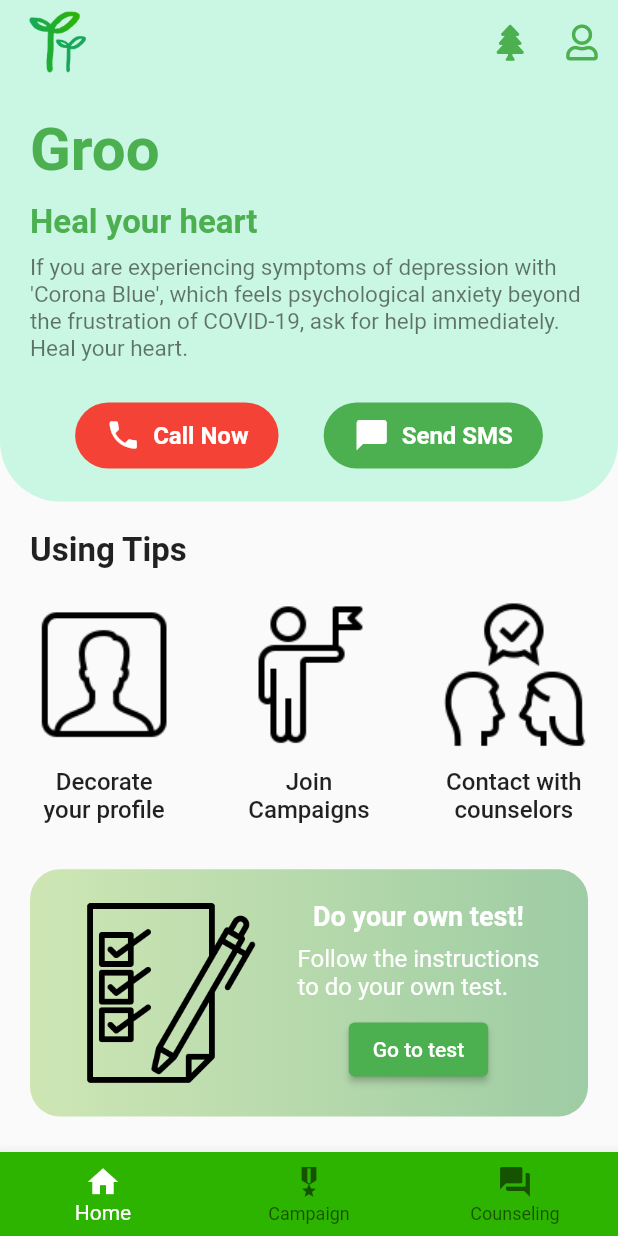
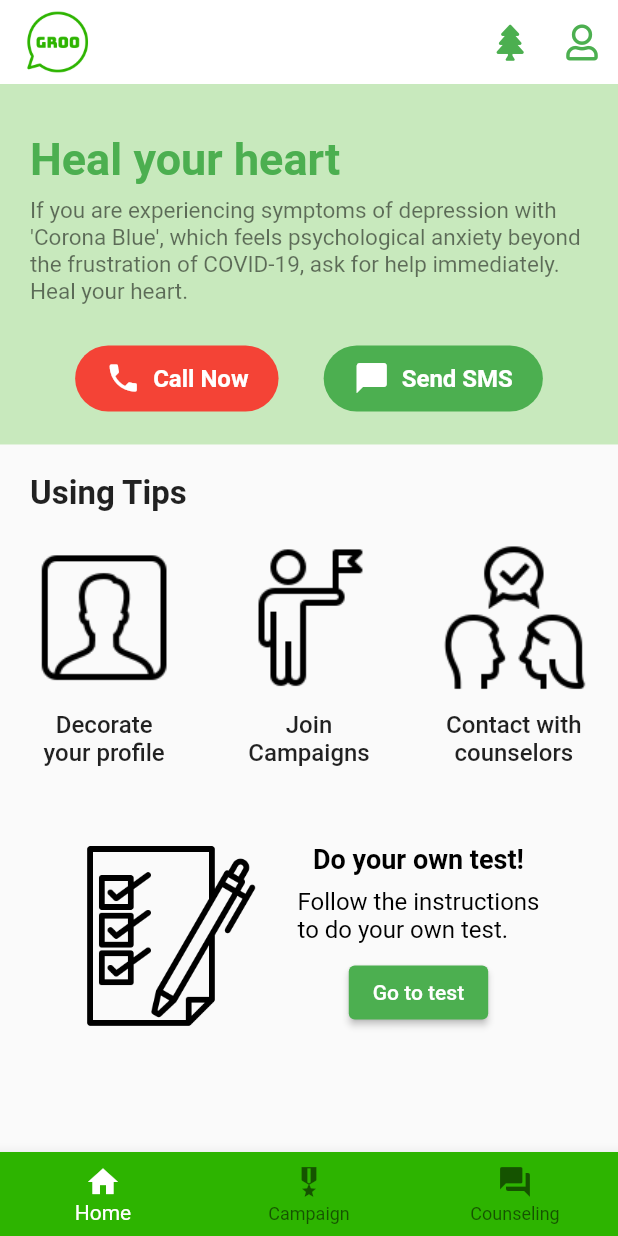
Before and after one commit to DSCHUFS/DSC-Solution-Challenge-2021-Groo, a Flutter app: the screen it shows once a user with an empty profile is signed in, on a phone screen of 412 x 824 dp. Run offline on Flutter 3.47's test engine with Material 2 defaults, Android fonts, the phone set to English and light mode, and no system bars; our stand-ins replace carousel_slider, cloud_firestore, firebase_auth, firebase_core, flutter_speed_dial, font_awesome_flutter and 1 more; missing offline and left inert: firebase_image, flutter_login_facebook, twitter_login; accounts and stored records are empty.

Commit message:
Color_rearrangement

```diff
--- a/groo/lib/screens/counseling_screen.dart
+++ b/groo/lib/screens/counseling_screen.dart
@@ -39,10 +39,11 @@ class Counseling extends State<CounselingScreen> {
         snapshot.map((d) => CounselingInfo.fromSnapshot(d)).toList();
     return Container(
       decoration: BoxDecoration(
-        gradient: LinearGradient(
-            begin: Alignment.topRight,
-            end: Alignment.bottomLeft,
-            colors: [Color(0xFFd4fc79), Color(0xFFCCF2F4)]),
+        color: Color(0x3F2EB402),
+        // gradient: LinearGradient(
+        //     begin: Alignment.topRight,
+        //     end: Alignment.bottomLeft,
+        //     colors: [Color(0xFFd4fc79), Color(0xFFCCF2F4)]),
       ),
       child: Scaffold(
         appBar: AppBar(
--- a/groo/lib/screens/home_screen.dart
+++ b/groo/lib/screens/home_screen.dart
@@ -18,10 +18,10 @@ class _HomeScreenState extends State<HomeScreen> {
     final screenHeight = MediaQuery.of(context).size.height;
     return Scaffold(
       appBar: AppBar(
-        backgroundColor: Color(0xffcaf7e3),
+        backgroundColor: Colors.white,
         elevation: 0,
         title: Image.asset(
-          'assets/picture_logo.png',
+          'assets/text_logo.png',
           width: 45,
         ),
         centerTitle: false,
@@ -58,11 +58,13 @@ class _HomeScreenState extends State<HomeScreen> {
       child: Container(
         padding: EdgeInsets.all(20.0),
         decoration: BoxDecoration(
-          color: Color(0xffcaf7e3),
-          borderRadius: BorderRadius.only(
-            bottomLeft: Radius.circular(40.0),
-            bottomRight: Radius.circular(40.0),
-          ),
+          color: Color(0x3F2EB402),
+          // borderRadius: BorderRadius.circular(15.0),
+          // borderRadius: BorderRadius.only(
+
+          //     //   bottomLeft: Radius.circular(40.0),
+          //     //   bottomRight: Radius.circular(40.0),
+          //     ),
         ),
         child: Column(
           crossAxisAlignment: CrossAxisAlignment.start,
@@ -70,14 +72,14 @@ class _HomeScreenState extends State<HomeScreen> {
             Row(
               mainAxisAlignment: MainAxisAlignment.spaceBetween,
               children: <Widget>[
-                Text(
-                  'Groo',
-                  style: const TextStyle(
-                    color: Colors.green,
-                    fontSize: 40.0,
-                    fontWeight: FontWeight.bold,
-                  ),
-                ),
+                // Text(
+                //   'Groo',
+                //   style: const TextStyle(
+                //     color: Colors.green,
+                //     fontSize: 40.0,
+                //     fontWeight: FontWeight.bold,
+                //   ),
+                // ),
               ],
             ),
             SizedBox(height: screenHeight * 0.015),
@@ -88,9 +90,10 @@ class _HomeScreenState extends State<HomeScreen> {
                   'Heal your heart',
                   style: const TextStyle(
                     color: Colors.green,
-                    fontSize: 22.0,
+                    fontSize: 30.0,
                     fontWeight: FontWeight.w600,
                   ),
+                  textAlign: TextAlign.center,
                 ),
                 SizedBox(height: screenHeight * 0.01),
                 Text(
@@ -282,9 +285,6 @@ class _HomeScreenState extends State<HomeScreen> {
         padding: EdgeInsets.all(10.0),
         height: screenHeight * 0.20,
         decoration: BoxDecoration(
-          gradient: LinearGradient(
-            colors: [Color(0xFFcee6b4), Color(0xFF9ecca4)],
-          ),
           borderRadius: BorderRadius.circular(20.0),
         ),
         child: Row(
@@ -301,7 +301,7 @@ class _HomeScreenState extends State<HomeScreen> {
                 Text(
                   'Do your own test!',
                   style: const TextStyle(
-                    color: Colors.white,
+                    color: Colors.black,
                     fontSize: 18.0,
                     fontWeight: FontWeight.bold,
                   ),
@@ -310,7 +310,7 @@ class _HomeScreenState extends State<HomeScreen> {
                 Text(
                   'Follow the instructions\nto do your own test.',
                   style: const TextStyle(
-                    color: Colors.white,
+                    color: Colors.black,
                     fontSize: 16.0,
                   ),
                   maxLines: 2,
```
